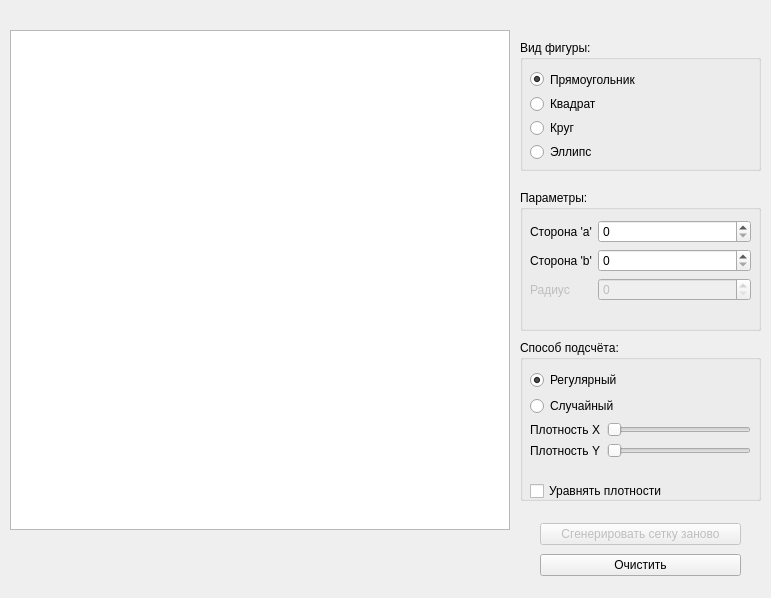
The window that src_07/ui/lab_7.ui (ChMcg/oop-labs) describes before a commit, drawn with Qt 5.
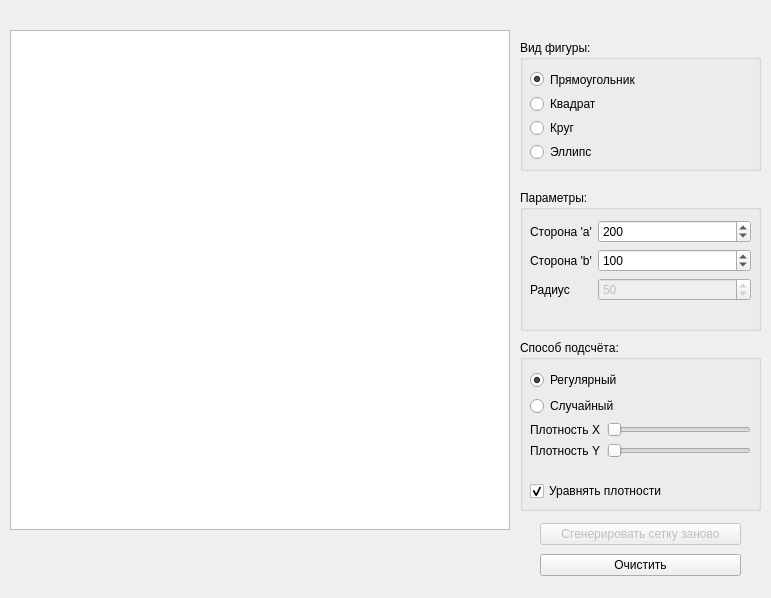
The same window after the commit.

```diff
--- a/src_07/ui/lab_7.ui
+++ b/src_07/ui/lab_7.ui
@@ -122,6 +122,9 @@
        <property name="maximum">
         <number>1000</number>
        </property>
+       <property name="value">
+        <number>200</number>
+       </property>
       </widget>
      </item>
      <item row="1" column="0">
@@ -136,12 +139,15 @@
        <property name="maximum">
         <number>1000</number>
        </property>
+       <property name="value">
+        <number>100</number>
+       </property>
       </widget>
      </item>
      <item row="2" column="0">
       <widget class="QLabel" name="label_3">
        <property name="enabled">
-        <bool>false</bool>
+        <bool>true</bool>
        </property>
        <property name="text">
         <string>Радиус</string>
@@ -156,6 +162,9 @@
        <property name="maximum">
         <number>1000</number>
        </property>
+       <property name="value">
+        <number>50</number>
+       </property>
       </widget>
      </item>
     </layout>
@@ -180,7 +189,7 @@
      <x>520</x>
      <y>340</y>
      <width>241</width>
-     <height>161</height>
+     <height>171</height>
     </rect>
    </property>
    <property name="title">
@@ -265,6 +274,9 @@
        <property name="text">
         <string>Уравнять плотности</string>
        </property>
+       <property name="checked">
+        <bool>true</bool>
+       </property>
       </widget>
      </item>
     </layout>
```
Left out of the diff: 10 changed lines with no effect on the pictures.
